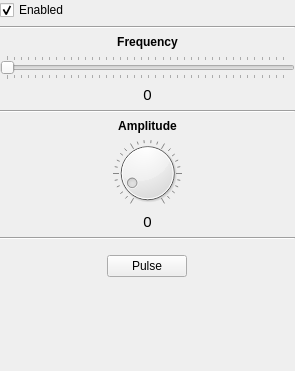
This is src/EWS/app/widget/DripSourceEditor.ui in metasim/ews as Qt 5 draws it before an edit. The edited form follows.
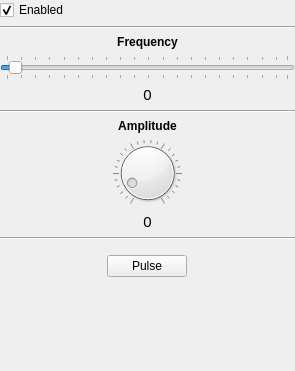
This is the edited form. Icons and pictures are not drawn.

The edit to the form file:
```diff
--- a/src/EWS/app/widget/DripSourceEditor.ui
+++ b/src/EWS/app/widget/DripSourceEditor.ui
@@ -96,19 +96,19 @@
       </sizepolicy>
      </property>
      <property name="minimum">
-      <number>100</number>
+      <number>1</number>
      </property>
      <property name="maximum">
-      <number>10000</number>
+      <number>100</number>
      </property>
      <property name="singleStep">
-      <number>50</number>
+      <number>1</number>
      </property>
      <property name="pageStep">
-      <number>250</number>
+      <number>5</number>
      </property>
      <property name="value">
-      <number>100</number>
+      <number>4</number>
      </property>
      <property name="orientation">
       <enum>Qt::Horizontal</enum>
```
Left out of the diff: 17 changed lines with no effect on the pictures.
